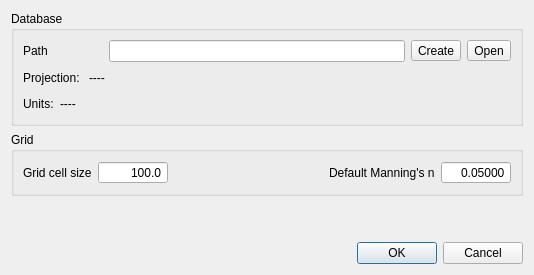
Old version of the form flo2d/ui/settings.ui in the repository FLO-2DSoftware/qgis-flo-2d-plugin.
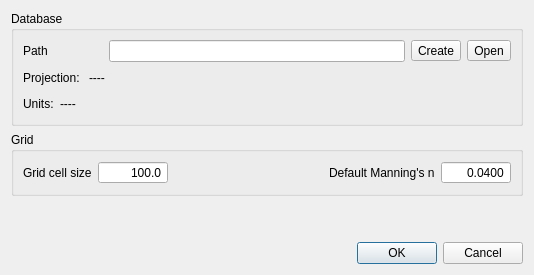
New version of the form.

```diff
--- a/flo2d/ui/settings.ui
+++ b/flo2d/ui/settings.ui
@@ -209,7 +209,7 @@
            <enum>QAbstractSpinBox::NoButtons</enum>
           </property>
           <property name="decimals">
-           <number>5</number>
+           <number>4</number>
           </property>
           <property name="minimum">
            <double>0.010000000000000</double>
@@ -221,7 +221,7 @@
            <double>0.010000000000000</double>
           </property>
           <property name="value">
-           <double>0.050000000000000</double>
+           <double>0.040000000000000</double>
           </property>
          </widget>
         </item>
```
